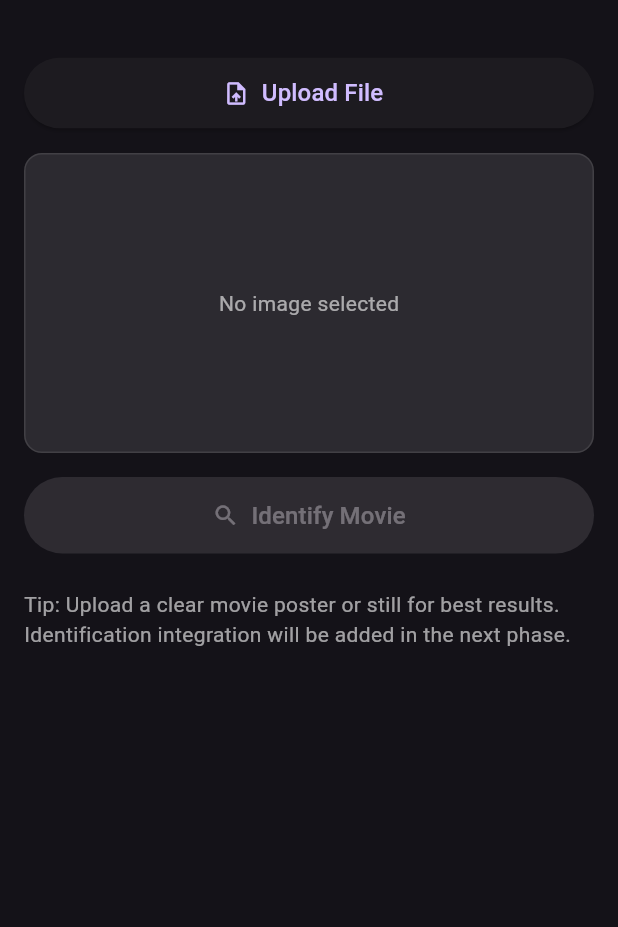
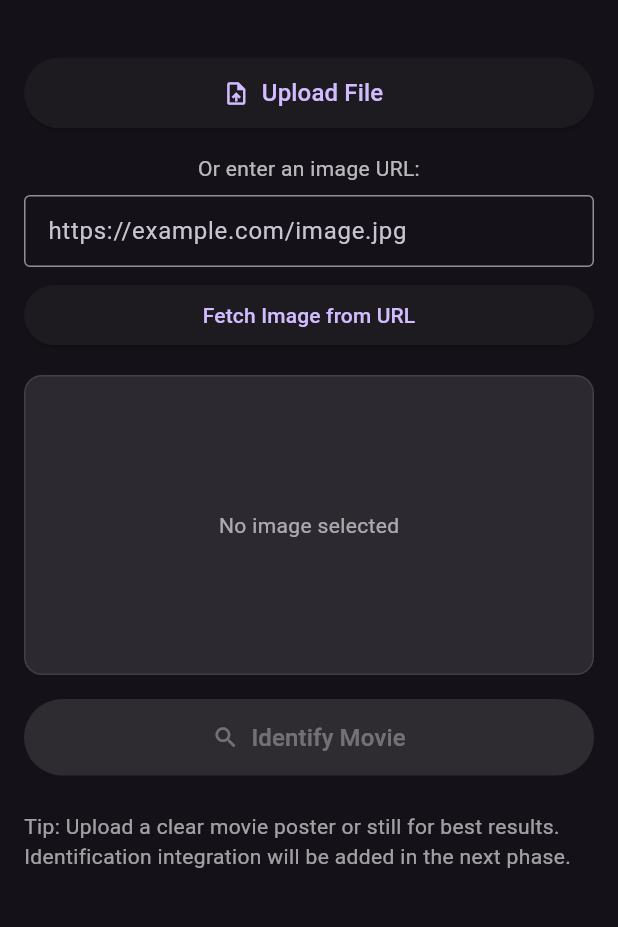
Before and after one commit to chintan992/Slueith, a Flutter app: the screen it shows after launch, on a phone screen of 412 x 824 dp, the part 63-990 px from its top. Run offline on Flutter 3.47's test engine with Material 3 defaults, Android fonts, the phone set to English and light mode, and no system bars; our stand-ins replace flutter_dotenv, image_picker, share_plus; missing offline and left inert: tmdb_api.

Commit message:
feat(image): integrate tmdb support and image url support

```diff
--- a/lib/main.dart
+++ b/lib/main.dart
@@ -1,6 +1,11 @@
+import 'dart:typed_data';
 import 'package:flutter/foundation.dart';
 import 'package:flutter/material.dart';
+import 'package:flutter_dotenv/flutter_dotenv.dart';
+import 'package:http/http.dart' as http;
 import 'package:image_picker/image_picker.dart';
+import 'package:share_plus/share_plus.dart';
+import 'package:tmdb_api/tmdb_api.dart';
 
 // Conditional import: use the IO implementation on non-web, and the web
 // implementation when compiling to the web to avoid importing `dart:io`.
@@ -8,7 +13,8 @@ import 'src/image_io_io.dart' if (dart.library.html) 'src/image_io_web.dart';
 import 'src/image_processing.dart';
 import 'src/mistral_api_service.dart';
 
-void main() {
+Future<void> main() async {
+  await dotenv.load(fileName: ".env");
   runApp(const MyApp());
 }
 
@@ -18,6 +24,7 @@ class MyApp extends StatelessWidget {
   @override
   Widget build(BuildContext context) {
     return MaterialApp(
+      debugShowCheckedModeBanner: false,
       title: 'Slueith - Movie Identifier',
       theme: ThemeData.dark(useMaterial3: true),
       home: const MyHomePage(title: 'Movie Identifier'),
@@ -37,8 +44,35 @@ class MyHomePage extends StatefulWidget {
 class _MyHomePageState extends State<MyHomePage> {
   PickedImage? _pickedImage;
   String? _resultTitle;
+  Map? _movieDetails;
   bool _isLoading = false;
   final ImagePicker _picker = ImagePicker();
+  late final TMDB tmdb;
+  final TextEditingController _urlController = TextEditingController();
+
+  @override
+  void initState() {
+    super.initState();
+    final apiKey = dotenv.env['TMDB_API_KEY'];
+    if (apiKey == null) {
+      // Handle the case where the API key is not found
+      // You might want to show an error or disable the feature
+      if (kDebugMode) {
+        print('TMDB_API_KEY not found in .env file');
+      }
+      return;
+    }
+    tmdb = TMDB(
+      ApiKeys(apiKey, 'apiReadAccessTokenv4'),
+      logConfig: const ConfigLogger(showLogs: true, showErrorLogs: true),
+    );
+  }
+
+  @override
+  void dispose() {
+    _urlController.dispose();
+    super.dispose();
+  }
 
   Future<void> _pickImage() async {
     try {
@@ -49,6 +83,8 @@ class _MyHomePageState extends State<MyHomePage> {
           _isLoading = false;
           _pickedImage = picked;
           _resultTitle = null; // clear previous result
+          _movieDetails = null;
+          _urlController.clear();
         });
       }
     } catch (e) {
@@ -61,10 +97,46 @@ class _MyHomePageState extends State<MyHomePage> {
     }
   }
 
+  Future<void> _fetchImageFromUrl() async {
+    final url = _urlController.text.trim();
+    if (url.isEmpty) {
+      return;
+    }
+
+    setState(() {
+      _isLoading = true;
+      _resultTitle = null;
+      _movieDetails = null;
+      _pickedImage = null;
+    });
+
+    try {
+      final response = await http.get(Uri.parse(url));
+      if (response.statusCode == 200) {
+        final imageBytes = response.bodyBytes;
+        setState(() {
+          _pickedImage = PickedImage(bytes: imageBytes);
+          _isLoading = false;
+        });
+      } else {
+        setState(() {
+          _isLoading = false;
+          _resultTitle = 'Error: Failed to fetch image from URL';
+        });
+      }
+    } catch (e) {
+      setState(() {
+        _isLoading = false;
+        _resultTitle = 'Error fetching image: $e';
+      });
+    }
+  }
+
   Future<void> _identifyMovie() async {
     setState(() {
       _isLoading = true;
       _resultTitle = null;
+      _movieDetails = null;
     });
 
     try {
@@ -104,8 +176,13 @@ class _MyHomePageState extends State<MyHomePage> {
       // Call the Mistral API to identify the movie
       final movieTitle = await identifyMovieFromImage(base64Image);
       setState(() {
+        _resultTitle = movieTitle;
+      });
+      if (movieTitle != null && movieTitle != 'Unknown') {
+        await _fetchMovieDetails(movieTitle);
+      }
+      setState(() {
         _isLoading = false;
-        _resultTitle = movieTitle;
       });
     } catch (e) {
       setState(() {
@@ -118,6 +195,25 @@ class _MyHomePageState extends State<MyHomePage> {
           SnackBar(content: Text('Error processing image: $e')),
         );
       }
+    }
+  }
+
+  Future<void> _fetchMovieDetails(String movieTitle) async {
+    try {
+      final searchResult = await tmdb.v3.search.queryMovies(movieTitle);
+      if (searchResult['results'].isNotEmpty) {
+        setState(() {
+          _movieDetails = searchResult['results'][0];
+        });
+      }
+    } catch (e) {
+      // Handle error
+    }
+  }
+
+  void _shareResult() {
+    if (_resultTitle != null && _resultTitle != 'Unknown') {
+      Share.share('I found this movie: $_resultTitle');
     }
   }
 
@@ -144,7 +240,26 @@ class _MyHomePageState extends State<MyHomePage> {
                     child: Text('Upload File', style: TextStyle(fontSize: 16)),
                   ),
                 ),
-
+                const SizedBox(height: 16),
+                const Text(
+                  'Or enter an image URL:',
+                  style: TextStyle(color: Colors.white70),
+                  textAlign: TextAlign.center,
+                ),
+                const SizedBox(height: 8),
+                TextField(
+                  controller: _urlController,
+                  decoration: const InputDecoration(
+                    hintText: 'https://example.com/image.jpg',
+                    border: OutlineInputBorder(),
+                    contentPadding: EdgeInsets.symmetric(horizontal: 12.0, vertical: 8.0),
+                  ),
+                ),
+                const SizedBox(height: 8),
+                ElevatedButton(
+                  onPressed: _isLoading ? null : _fetchImageFromUrl,
+                  child: const Text('Fetch Image from URL'),
+                ),
                 const SizedBox(height: 16),
 
                 if (_pickedImage != null) ...[
@@ -217,12 +332,47 @@ class _MyHomePageState extends State<MyHomePage> {
                       child: Column(
                         crossAxisAlignment: CrossAxisAlignment.start,
                         children: [
-                          const Text('Result:', style: TextStyle(fontWeight: FontWeight.bold)),
+                          Row(
+                            mainAxisAlignment: MainAxisAlignment.spaceBetween,
+                            children: [
+                              const Text('Result:', style: TextStyle(fontWeight: FontWeight.bold)),
+                              IconButton(
+                                icon: const Icon(Icons.share),
+                                onPressed: _shareResult,
+                              ),
+                            ],
+                          ),
                           const SizedBox(height: 8),
                           Text(
                             _resultTitle == 'Unknown' ? 'Sorry, couldn\'t find a title for that one!' : _resultTitle!,
                             style: const TextStyle(fontSize: 18),
                           ),
+                          if (_movieDetails != null) ...[
+                            const SizedBox(height: 16),
+                            Row(
+                              crossAxisAlignment: CrossAxisAlignment.start,
+                              children: [
+                                if (_movieDetails!['poster_path'] != null)
+                                  Image.network(
+                                    'https://image.tmdb.org/t/p/w200${_movieDetails!['poster_path']}',
+                                    height: 150,
+                                  ),
+                                const SizedBox(width: 16),
+                                Expanded(
+                                  child: Column(
+                                    crossAxisAlignment: CrossAxisAlignment.start,
+                                    children: [
+                                      if (_movieDetails!['release_date'] != null)
+                                        Text('Year: ${_movieDetails!['release_date'].split('-')[0]}'),
+                                      const SizedBox(height: 8),
+                                      if (_movieDetails!['overview'] != null)
+                                        Text(_movieDetails!['overview'], maxLines: 5, overflow: TextOverflow.ellipsis,),
+                                    ],
+                                  ),
+                                ),
+                              ],
+                            ),
+                          ],
                         ],
                       ),
                     ),
```
Also changed, not shown: pubspec.yaml (+12 -2 lines), .idx/mcp.json (added), pubspec.lock, 7 other files.
